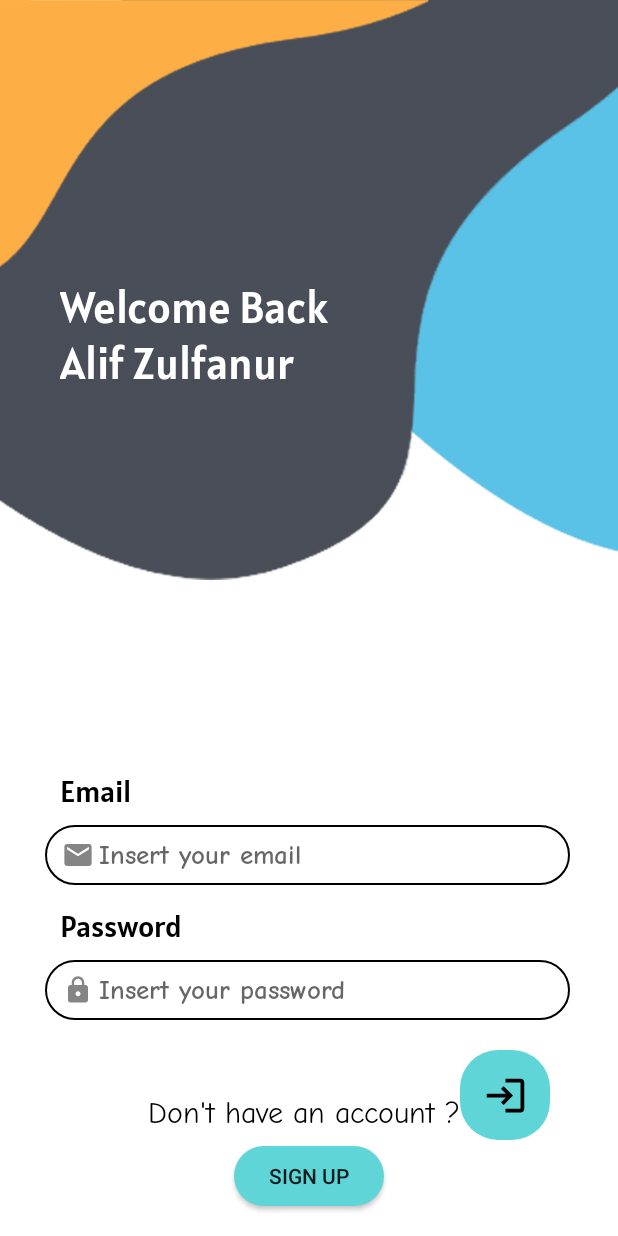
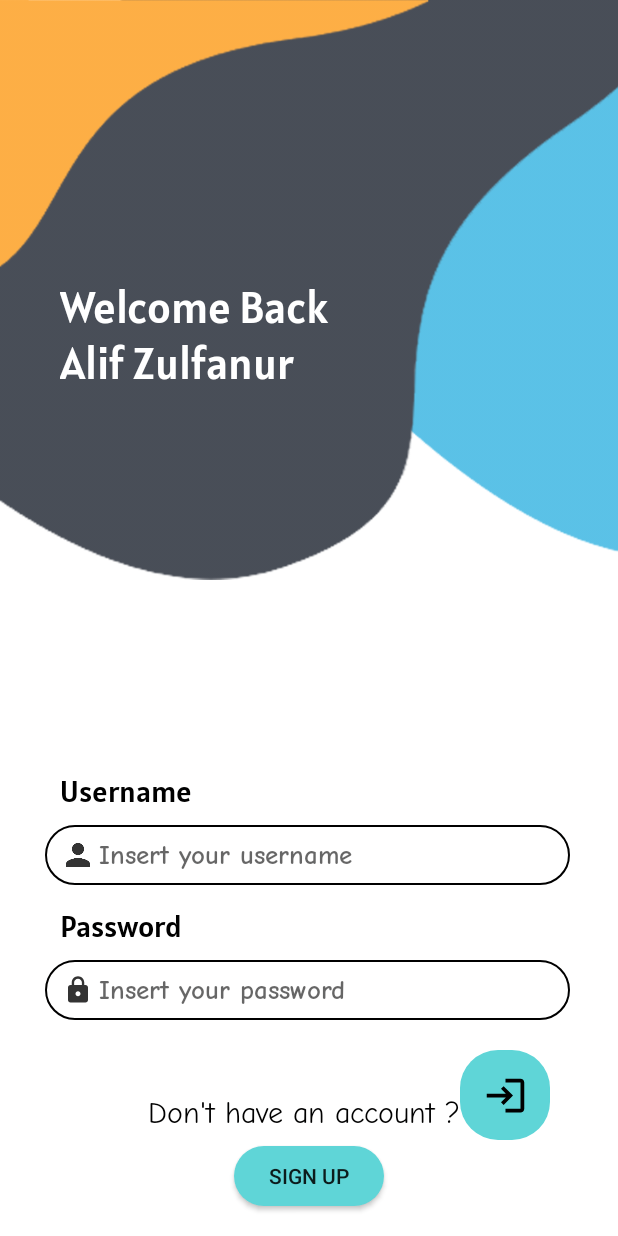
Before and after one commit to f0ursecond/loginapp, an Android app: the MainActivity3 screen opened directly, with no data from a screen before it, on a phone screen of 412 x 824 dp. Run offline under Robolectric (Android 15) with nearby library versions, the light colour scheme and no system bars.

Commit message:
2nd Commit

```diff
--- a/app/src/main/AndroidManifest.xml
+++ b/app/src/main/AndroidManifest.xml
@@ -33,6 +33,11 @@
             android:name=".MainActivity4"
             android:theme="@style/Theme.AppCompat.Light.NoActionBar">
             >
+        </activity>
+        <activity
+            android:name=".MainActivity5"
+            android:theme="@style/Theme.AppCompat.Light.NoActionBar">
+            >
 
         </activity>
     </application>
--- a/app/src/main/java/com/example/loginapp/MainActivity3.java
+++ b/app/src/main/java/com/example/loginapp/MainActivity3.java
@@ -6,11 +6,16 @@ import android.content.Intent;
 import android.os.Bundle;
 import android.view.View;
 import android.widget.Button;
+import android.widget.EditText;
 import android.widget.ImageButton;
+import android.widget.Toast;
 
 public class MainActivity3 extends AppCompatActivity {
 
-    private ImageButton btn_masuk;
+    private Button btn_masuk;
+    private ImageButton btn_login;
+    private EditText emailbang;
+    private EditText pwBang;
 
     @Override
     protected void onCreate(Bundle savedInstanceState) {
@@ -18,6 +23,9 @@ public class MainActivity3 extends AppCompatActivity {
         setContentView(R.layout.activity_main3);
 
         btn_masuk = findViewById(R.id.btn_masuk);
+        btn_login = findViewById(R.id.btn_login);
+        emailbang = findViewById(R.id.emailbang);
+        pwBang = findViewById(R.id.pwBang);
 
         btn_masuk.setOnClickListener(new View.OnClickListener() {
             @Override
@@ -26,5 +34,20 @@ public class MainActivity3 extends AppCompatActivity {
                 startActivity(ganti);
             }
         });
+
+        btn_login.setOnClickListener(new View.OnClickListener() {
+            @Override
+            public void onClick(View view) {
+                if (emailbang.getText().toString().equals("azulfanur") && pwBang.getText().toString().equals("root")){
+                    //Correct
+                    Toast.makeText(MainActivity3.this,"Login Succses",Toast.LENGTH_SHORT).show();
+                    Intent login = new Intent(MainActivity3.this, MainActivity5.class);
+                    startActivity(login);
+                }else {
+                    //Incorrect
+                    Toast.makeText(MainActivity3.this,"Password Incorrect",Toast.LENGTH_SHORT).show();
+                }
+            }
+        });
     }
 }
--- a/app/src/main/res/drawable-anydpi/ic_lock.xml
+++ b/app/src/main/res/drawable-anydpi/ic_lock.xml
@@ -4,7 +4,7 @@
     android:viewportWidth="24"
     android:viewportHeight="24"
     android:tint="#333333"
-    android:alpha="0.6">
+    android:alpha="1">
   <group android:scaleX="0.8333333"
       android:scaleY="0.8333333"
       android:translateX="2"
--- a/app/src/main/res/layout/activity_main3.xml
+++ b/app/src/main/res/layout/activity_main3.xml
@@ -41,7 +41,7 @@
         android:layout_width="match_parent"
         android:layout_height="wrap_content"
         android:layout_marginTop="510dp"
-        android:text="Email"
+        android:text="Username"
         android:fontFamily="@font/alatsi_regular"
         android:textSize="20dp"
         android:textColor="@color/black"
@@ -80,9 +80,8 @@
             android:layout_marginTop="550dp"
             android:layout_marginLeft="30dp"
             android:layout_marginRight="30dp"
-            android:inputType="textEmailAddress"
-            android:hint="Insert your email"
-            android:drawableLeft="@drawable/ic_email"
+            android:hint="Insert your username"
+            android:drawableLeft="@drawable/ic_person"
             android:drawablePadding="2dp"
             android:paddingLeft="10dp"
             android:fontFamily="@font/comicneue_bold"
@@ -99,6 +98,7 @@
         android:layout_height="wrap_content">
 
         <EditText
+            android:id="@+id/pwBang"
             android:layout_width="350dp"
             android:layout_height="40dp"
             android:hapticFeedbackEnabled="true"
@@ -125,7 +125,7 @@
         android:layout_height="wrap_content">
 
         <ImageButton
-            android:id="@+id/btn_masuk"
+            android:id="@+id/btn_login"
             android:layout_width="60dp"
             android:layout_height="60dp"
             android:layout_marginTop="700dp"
@@ -159,6 +159,7 @@
             />
 
         <Button
+            android:id="@+id/btn_masuk"
             android:layout_width="100dp"
             android:layout_height="40dp"
             android:layout_marginBottom="20dp"
```
Also changed, not shown: app/src/main/java/com/example/loginapp/MainActivity5.java (added, +14 -0 lines), app/src/main/res/layout/activity_main5.xml (added, +20 -0 lines).
